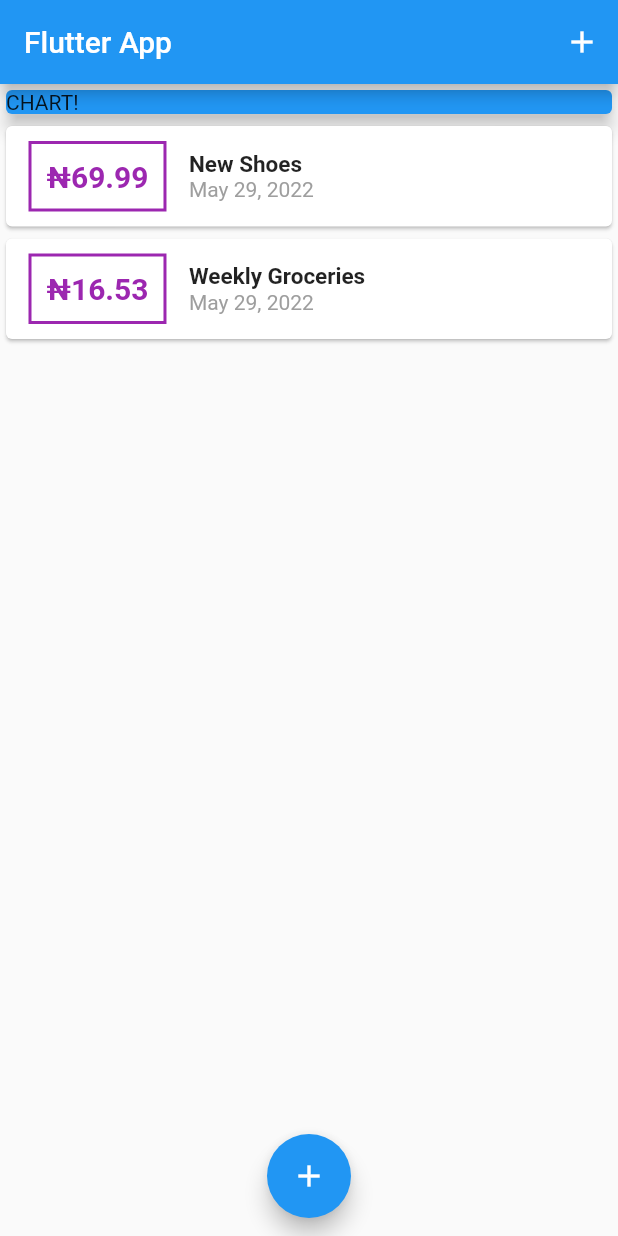
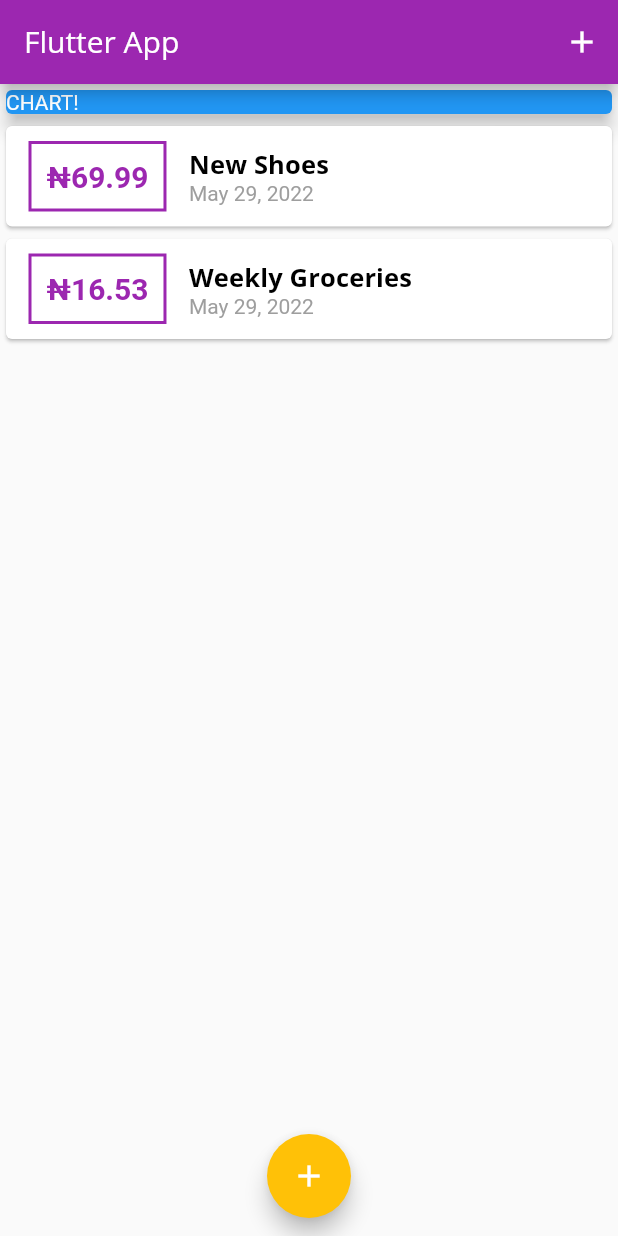
Before and after one commit to Cyph33r/myFinance, a Flutter app: the screen it shows after launch, on a phone screen of 412 x 824 dp. Run offline on Flutter 3.47's test engine with Material 2 defaults, Android fonts, the phone set to English and light mode, and no system bars; missing offline and left inert: dart:ffi.

Commit message:
added some theming to the appbar and text

```diff
--- a/lib/main.dart
+++ b/lib/main.dart
@@ -20,7 +20,25 @@ class _MyAppState extends State<MyApp> {
   @override
   Widget build(BuildContext context) {
     return MaterialApp(
-      title: 'Flutter App',
+      title: 'Personal Expenses',
+      theme: ThemeData(
+        colorScheme: ColorScheme.fromSwatch(primarySwatch: Colors.purple)
+            .copyWith(secondary: Colors.amber),
+        fontFamily: 'Quicksand',
+        appBarTheme: AppBarTheme(
+          titleTextStyle: ThemeData.dark()
+              .textTheme
+              .subtitle2
+              ?.copyWith(fontSize: 20, fontFamily: 'OpenSans'),
+        ),
+        textTheme: ThemeData.dark().textTheme.copyWith(
+              subtitle2: TextStyle(
+                fontWeight: FontWeight.bold,
+                fontSize: 17,
+                fontFamily: 'OpenSans',
+              ),
+            ),
+      ),
       home: MyHomePage(),
     );
   }
@@ -64,7 +82,7 @@ class _MyHomePageState extends State<MyHomePage> {
         context: context,
         builder: (context) {
           return GestureDetector(
-            onTap: (){},
+            onTap: () {},
             behavior: HitTestBehavior.opaque,
             child: NewTransaction(addNewTransaction),
           );
--- a/lib/widgets/transaction_list.dart
+++ b/lib/widgets/transaction_list.dart
@@ -24,7 +24,7 @@ class TransactionList extends StatelessWidget {
                       const EdgeInsets.symmetric(horizontal: 15, vertical: 10),
                   decoration: BoxDecoration(
                       border: Border.all(
-                          color: Colors.purple,
+                          color: Theme.of(context).colorScheme.primary,
                           width: 2,
                           style: BorderStyle.solid)),
                   child: Text('₦${transactions[index].amount.toStringAsFixed(2)}',
@@ -39,8 +39,7 @@ class TransactionList extends StatelessWidget {
                   children: [
                     Text(
                       transactions[index].title,
-                      style: TextStyle(
-                          fontWeight: FontWeight.bold, fontSize: 15),
+                      style: Theme.of(context).textTheme.subtitle2,
                     ),
                     Text(
                       DateFormat.yMMMMd().format(transactions[index].date),
```
Also changed, not shown: pubspec.yaml (+11 -11 lines), assets/fonts/OpenSans-Bold.ttf (added), assets/fonts/OpenSans-Regular.ttf (added), assets/fonts/Quicksand-Bold.ttf (added), assets/fonts/Quicksand-Light.ttf (added), assets/fonts/Quicksand-Medium.ttf (added), assets/fonts/Quicksand-Regular.ttf (added).
